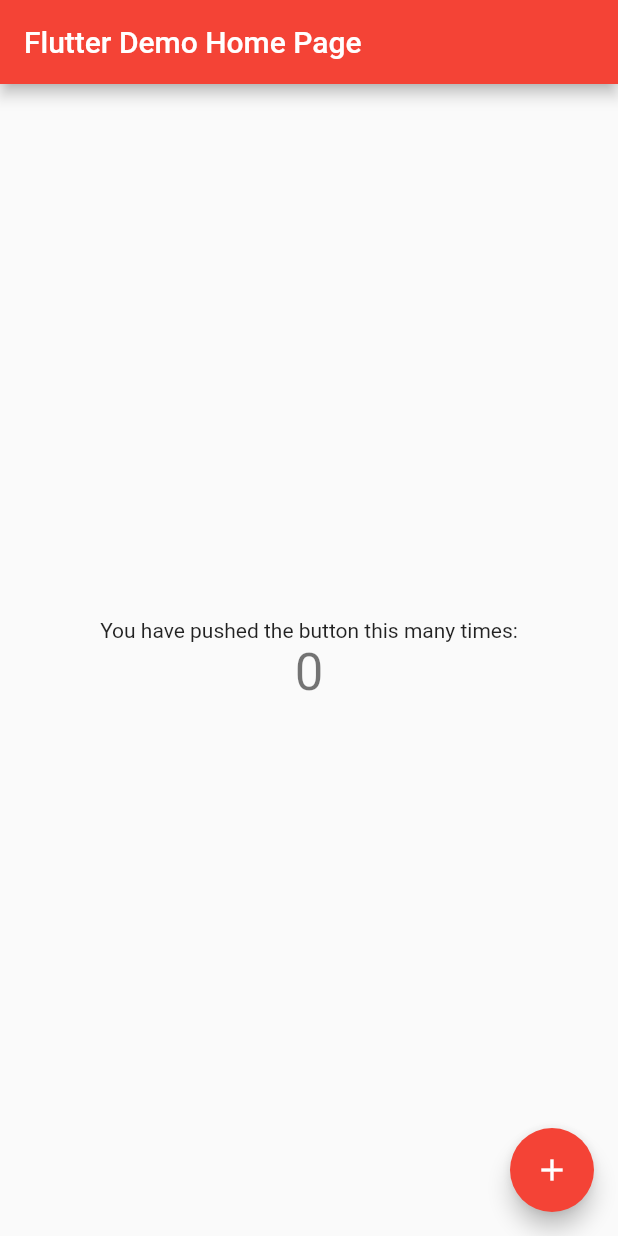
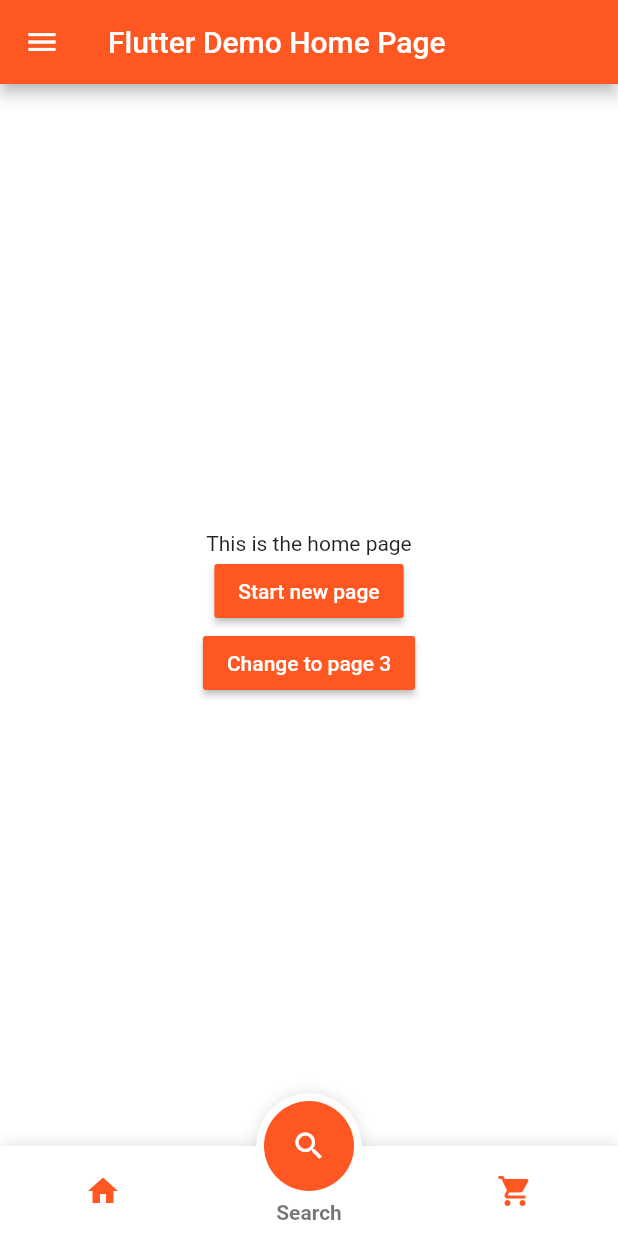
Before and after one commit to com-dei2/enkel, a Flutter app: the screen it shows after launch, on a phone screen of 412 x 824 dp. Run offline on Flutter 3.47's test engine with Material 2 defaults, Android fonts, the phone set to English and light mode, and no system bars; drawn by our look-alikes of fancy_bottom_navigation.

Commit message:
no message

```diff
--- a/lib/main.dart
+++ b/lib/main.dart
@@ -1,6 +1,18 @@
 import 'package:flutter/material.dart';
+import 'package:fancy_bottom_navigation/fancy_bottom_navigation.dart';
+import 'second_page.dart';
+import 'dart:io';
+import 'package:flutter/services.dart';
 
-void main() => runApp(MyApp());
+void main() {
+  runApp(MyApp());
+  if (Platform.isAndroid) {
+    // 以下两行 设置android状态栏为透明的沉浸。写在组件渲染之后，是为了在渲染后进行set赋值，覆盖状态栏，写在渲染之前MaterialApp组件会覆盖掉这个值。
+    SystemUiOverlayStyle systemUiOverlayStyle =
+        SystemUiOverlayStyle(statusBarColor: Colors.transparent);
+    SystemChrome.setSystemUIOverlayStyle(systemUiOverlayStyle);
+  }
+}
 
 class MyApp extends StatelessWidget {
   // This widget is the root of your application.
@@ -18,7 +30,7 @@ class MyApp extends StatelessWidget {
         // or simply save your changes to "hot reload" in a Flutter IDE).
         // Notice that the counter didn't reset back to zero; the application
         // is not restarted.
-        primarySwatch: Colors.red,
+        primarySwatch: Colors.deepOrange,
       ),
       home: MyHomePage(title: 'Flutter Demo Home Page'),
     );
@@ -46,6 +58,12 @@ class MyHomePage extends StatefulWidget {
 class _MyHomePageState extends State<MyHomePage> {
   int _counter = 0;
 
+  int currentPage = 0;
+
+  Color swatchTheme = Colors.lightGreen;
+
+  GlobalKey bottomNavigationKey = GlobalKey();
+
   void _incrementCounter() {
     setState(() {
       // This call to setState tells the Flutter framework that something has
@@ -56,6 +74,129 @@ class _MyHomePageState extends State<MyHomePage> {
       _counter++;
     });
   }
+
+  void showAlertDialog(BuildContext context, content) {
+    showDialog(
+        context: context,
+        barrierDismissible: true,
+        builder: (BuildContext context) {
+          return AlertDialog(
+            content: Text(content),
+            title: Center(
+                child: Text(
+              '标题',
+              style: TextStyle(
+                  color: Colors.black,
+                  fontSize: 20.0,
+                  fontWeight: FontWeight.bold),
+            )),
+            actions: <Widget>[
+              FlatButton(
+                  onPressed: () {
+                    Navigator.of(context).pop();
+                  },
+                  child: Text('确定')),
+              FlatButton(
+                  onPressed: () {
+                    Navigator.of(context).pop();
+                  },
+                  child: Text('取消')),
+            ],
+          );
+        });
+  }
+
+  _getPage(int page) {
+    switch (page) {
+      case 0:
+        return Column(
+          mainAxisSize: MainAxisSize.min,
+          children: <Widget>[
+            Text("This is the home page"),
+            RaisedButton(
+              child: Text(
+                "Start new page",
+                style: TextStyle(color: Colors.white),
+              ),
+              color: Theme.of(context).primaryColor,
+              onPressed: () {
+                Navigator.of(context).push(
+                    MaterialPageRoute(builder: (context) => SecondPage()));
+              },
+            ),
+            RaisedButton(
+              child: Text(
+                "Change to page 3",
+                style: TextStyle(color: Colors.white),
+              ),
+              color: Theme.of(context).accentColor,
+              onPressed: () {
+                final FancyBottomNavigationState fState =
+                    bottomNavigationKey.currentState;
+                fState.setPage(2);
+              },
+            )
+          ],
+        );
+      case 1:
+        return Column(
+          mainAxisSize: MainAxisSize.min,
+          children: <Widget>[
+            Text("This is the search page"),
+            RaisedButton(
+              child: Text(
+                "Start new page",
+                style: TextStyle(color: Colors.white),
+              ),
+              color: Theme.of(context).primaryColor,
+              onPressed: () {
+                Navigator.of(context).push(
+                    MaterialPageRoute(builder: (context) => SecondPage()));
+              },
+            )
+          ],
+        );
+      default:
+        return Column(
+          mainAxisSize: MainAxisSize.min,
+          children: <Widget>[
+            Text("This is the basket page"),
+            RaisedButton(
+              child: Text(
+                "Start new page",
+                style: TextStyle(color: Colors.white),
+              ),
+              color: Theme.of(context).primaryColor,
+              onPressed: () {},
+            )
+          ],
+        );
+    }
+  }
+
+  // Container avatar = new Container(
+  //   child: new ClipRect(
+  //       borderRadius: BorderRadius.circular(80.0),
+  //       child: new Image.network(
+  //         'https://ss0.bdstatic.com/70cFuHSh_Q1YnxGkpoWK1HF6hhy/it/u=1671428887,22416777&fm=26&gp=0.jpg',
+  //         width: 160.0,
+  //         height: 160.0,
+  //         fit: BoxFit.cover,
+  //       )),
+  // );
+  Container avatar = new Container(
+      width: 160,
+      height: 160,
+      child: new ClipRRect(
+        borderRadius: BorderRadius.circular(80.0),
+        child: FadeInImage.assetNetwork(
+          placeholder:
+              'https://ss0.bdstatic.com/70cFuHSh_Q1YnxGkpoWK1HF6hhy/it/u=1671428887,22416777&fm=26&gp=0.jpg',
+          image:
+              'https://ss0.bdstatic.com/70cFuHSh_Q1YnxGkpoWK1HF6hhy/it/u=1671428887,22416777&fm=26&gp=0.jpg',
+          fit: BoxFit.cover,
+        ),
+      ));
 
   @override
   Widget build(BuildContext context) {
@@ -71,41 +212,74 @@ class _MyHomePageState extends State<MyHomePage> {
         // the App.build method, and use it to set our appbar title.
         title: Text(widget.title),
       ),
-      body: Center(
-        // Center is a layout widget. It takes a single child and positions it
-        // in the middle of the parent.
-        child: Column(
-          // Column is also a layout widget. It takes a list of children and
-          // arranges them vertically. By default, it sizes itself to fit its
-          // children horizontally, and tries to be as tall as its parent.
-          //
-          // Invoke "debug painting" (press "p" in the console, choose the
-          // "Toggle Debug Paint" action from the Flutter Inspector in Android
-          // Studio, or the "Toggle Debug Paint" command in Visual Studio Code)
-          // to see the wireframe for each widget.
-          //
-          // Column has various properties to control how it sizes itself and
-          // how it positions its children. Here we use mainAxisAlignment to
-          // center the children vertically; the main axis here is the vertical
-          // axis because Columns are vertical (the cross axis would be
-          // horizontal).
-          mainAxisAlignment: MainAxisAlignment.center,
+      body: Container(
+        decoration: BoxDecoration(color: Colors.white),
+        child: Center(
+          child: _getPage(currentPage),
+        ),
+      ),
+      // floatingActionButton: FloatingActionButton(
+      //   onPressed: _incrementCounter,
+      //   tooltip: 'Increment',
+      //   child: Icon(Icons.add),
+      // ),
+      bottomNavigationBar: FancyBottomNavigation(
+        tabs: [
+          TabData(
+              iconData: Icons.home,
+              title: "Home",
+              onclick: () {
+                final FancyBottomNavigationState fState =
+                    bottomNavigationKey.currentState;
+                fState.setPage(2);
+              }),
+          TabData(
+              iconData: Icons.search,
+              title: "Search",
+              onclick: () => Navigator.of(context)
+                  .push(MaterialPageRoute(builder: (context) => SecondPage()))),
+          TabData(iconData: Icons.shopping_cart, title: "Basket")
+        ],
+        initialSelection: 1,
+        key: bottomNavigationKey,
+        onTabChangedListener: (position) {
+          setState(() {
+            currentPage = position;
+          });
+        },
+      ),
+      drawer: Drawer(
+        child: ListView(
+          padding: EdgeInsets.zero,
           children: <Widget>[
-            Text(
-              'You have pushed the button this many times:',
+            DrawerHeader(
+              decoration: BoxDecoration(
+                color: Colors.deepOrange,
+              ),
+              // child: Text(
+              //   'Drawer Header',
+              //   style: TextStyle(
+              //     color: Colors.white,
+              //     fontSize: 24,
+              //   ),
+              // ),
+              child: avatar,
             ),
-            Text(
-              '$_counter',
-              style: Theme.of(context).textTheme.display1,
+            ListTile(
+              leading: Icon(Icons.message),
+              title: Text('Messages'),
+            ),
+            ListTile(
+              leading: Icon(Icons.account_circle),
+              title: Text('Profile'),
+            ),
+            ListTile(
+              leading: Icon(Icons.settings),
+              title: Text('Settings'),
             ),
           ],
         ),
       ),
-      floatingActionButton: FloatingActionButton(
-        onPressed: _incrementCounter,
-        tooltip: 'Increment',
-        child: Icon(Icons.add),
-      ), // This trailing comma makes auto-formatting nicer for build methods.
     );
   }
 }
--- a/pubspec.yaml
+++ b/pubspec.yaml
@@ -23,6 +23,10 @@ dependencies:
   # The following adds the Cupertino Icons font to your application.
   # Use with the CupertinoIcons class for iOS style icons.
   cupertino_icons: ^0.1.2
+
+  fancy_bottom_navigation: ^0.3.2
+
+  fluro: ^1.6.2
 
 dev_dependencies:
   flutter_test:
```
Also changed, not shown: lib/second_page.dart (added, +20 -0 lines), pubspec.lock, 6 other files.
